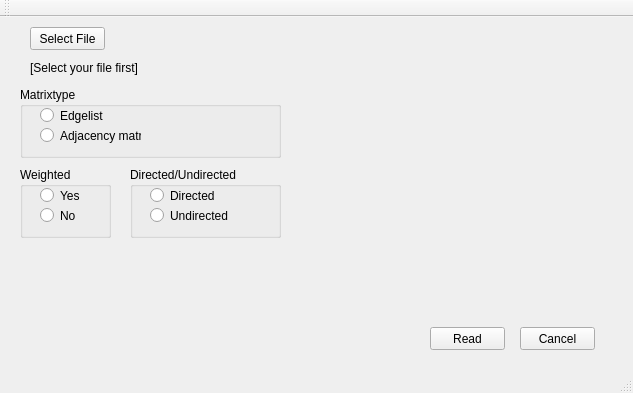
FNicolai/MMI, file mainwindow.ui: the form before one commit.
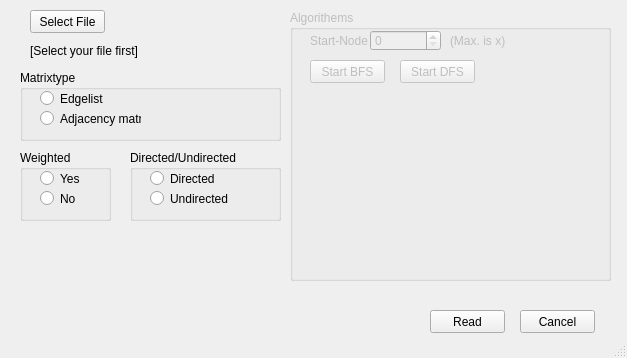
The form after the commit.

Commit message:
Improved GUI and bfs+dfs console output
It's now possible to start bfs and dfs from the GUI. User can choose the
start node now.

Console outpus of bfs and dfs doen't print "->" at the end of the line
anymore.

Patch:
```diff
--- a/mainwindow.ui
+++ b/mainwindow.ui
@@ -6,8 +6,8 @@
    <rect>
     <x>0</x>
     <y>0</y>
-    <width>633</width>
-    <height>393</height>
+    <width>627</width>
+    <height>358</height>
    </rect>
   </property>
   <property name="windowTitle">
@@ -54,6 +54,9 @@
     </widget>
    </widget>
    <widget class="QPushButton" name="pushButton_read">
+    <property name="enabled">
+     <bool>true</bool>
+    </property>
     <property name="geometry">
      <rect>
       <x>430</x>
@@ -62,6 +65,9 @@
       <height>23</height>
      </rect>
     </property>
+    <property name="autoFillBackground">
+     <bool>false</bool>
+    </property>
     <property name="text">
      <string>Read</string>
     </property>
@@ -195,14 +201,90 @@
      <string>[Select your file first]</string>
     </property>
    </widget>
-  </widget>
-  <widget class="QToolBar" name="mainToolBar">
-   <attribute name="toolBarArea">
-    <enum>TopToolBarArea</enum>
-   </attribute>
-   <attribute name="toolBarBreak">
-    <bool>false</bool>
-   </attribute>
+   <widget class="QGroupBox" name="groupBox_algorithems">
+    <property name="enabled">
+     <bool>false</bool>
+    </property>
+    <property name="geometry">
+     <rect>
+      <x>290</x>
+      <y>10</y>
+      <width>321</width>
+      <height>271</height>
+     </rect>
+    </property>
+    <property name="title">
+     <string>Algorithems</string>
+    </property>
+    <widget class="QPushButton" name="pushButton_start_bfs">
+     <property name="geometry">
+      <rect>
+       <x>20</x>
+       <y>50</y>
+       <width>75</width>
+       <height>23</height>
+      </rect>
+     </property>
+     <property name="text">
+      <string>Start BFS</string>
+     </property>
+    </widget>
+    <widget class="QPushButton" name="pushButton_start_dfs">
+     <property name="geometry">
+      <rect>
+       <x>110</x>
+       <y>50</y>
+       <width>75</width>
+       <height>23</height>
+      </rect>
+     </property>
+     <property name="text">
+      <string>Start DFS</string>
+     </property>
+    </widget>
+    <widget class="QSpinBox" name="spinBox_start_node">
+     <property name="geometry">
+      <rect>
+       <x>80</x>
+       <y>20</y>
+       <width>71</width>
+       <height>21</height>
+      </rect>
+     </property>
+     <property name="maximum">
+      <number>99</number>
+     </property>
+     <property name="value">
+      <number>0</number>
+     </property>
+    </widget>
+    <widget class="QLabel" name="label_start_node">
+     <property name="geometry">
+      <rect>
+       <x>20</x>
+       <y>20</y>
+       <width>81</width>
+       <height>21</height>
+      </rect>
+     </property>
+     <property name="text">
+      <string>Start-Node</string>
+     </property>
+    </widget>
+    <widget class="QLabel" name="label_max_node">
+     <property name="geometry">
+      <rect>
+       <x>160</x>
+       <y>20</y>
+       <width>111</width>
+       <height>21</height>
+      </rect>
+     </property>
+     <property name="text">
+      <string>(Max. is x)</string>
+     </property>
+    </widget>
+   </widget>
   </widget>
   <widget class="QStatusBar" name="statusBar"/>
  </widget>
```
The commit also changes 6 other files.
